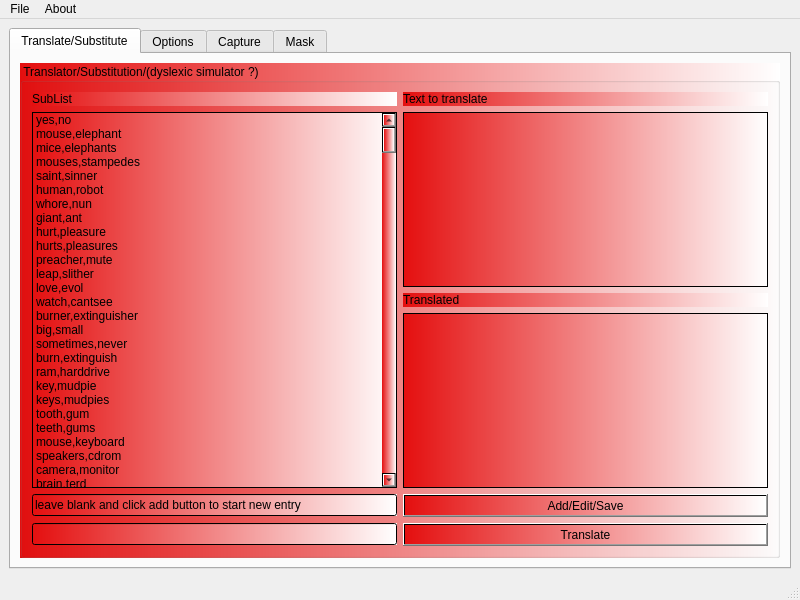
netpipe/RightHand, file mainwindow.ui: the form before one commit.
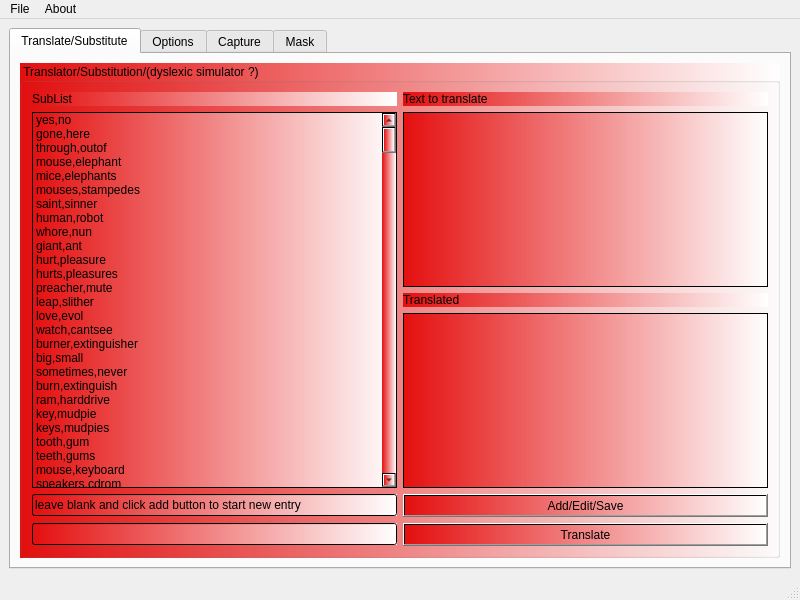
The form after the commit.

Diff of the .ui file:
```diff
--- a/mainwindow.ui
+++ b/mainwindow.ui
@@ -98,6 +98,16 @@
                <string>yes,no</string>
               </property>
              </item>
+             <item>
+              <property name="text">
+               <string>gone,here</string>
+              </property>
+             </item>
+             <item>
+              <property name="text">
+               <string>through,outof</string>
+              </property>
+             </item>
              <item>
               <property name="text">
                <string>mouse,elephant</string>
```
